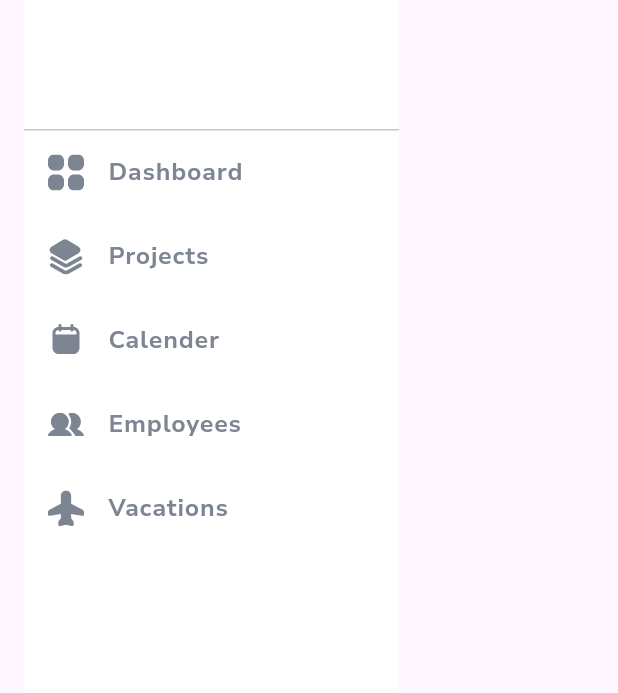
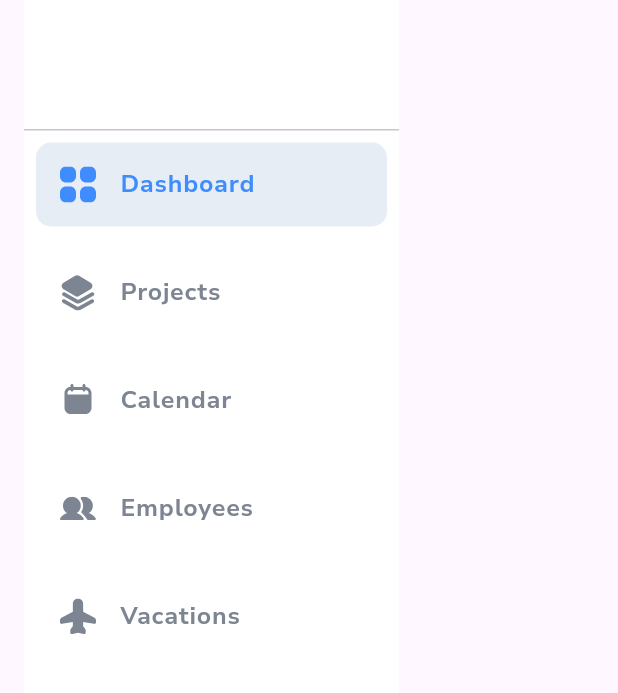
Before and after one commit to DevadathAR/CRM_system, a Flutter app: the AppDrawerWidget widget shown alone on an empty page, opened directly, on a phone screen of 412 x 824 dp, the part 135-828 px from its top. Run offline on Flutter 3.47's test engine with Material 3 defaults, Android fonts, the phone set to English and light mode, and no system bars; our stand-ins replace flutter_svg, velocity_x; project files that could hold a hidden picture were left out.

Commit message:
drawer path selection

```diff
--- /dev/null
+++ b/lib/src/features/dash_board/provider/dashboardProvider.dart
@@ -0,0 +1,12 @@
+import 'package:flutter/material.dart';
+
+class DashbordProvider extends ChangeNotifier {
+  String _selectedPath = 'Dashboard'; // Default selected page
+
+  String get selectedPath => _selectedPath;
+
+  void selectPath(String path) {
+    _selectedPath = path;
+    notifyListeners(); // Notify listeners of state changes
+  }
+}
--- a/lib/src/utilities/common_widget/drawer.dart
+++ b/lib/src/utilities/common_widget/drawer.dart
@@ -1,12 +1,14 @@
 import 'package:crm_system/src/features/dash_board/presentation/view/dashboard.dart';
+import 'package:crm_system/src/features/dash_board/provider/dashboardProvider.dart';
 import 'package:crm_system/src/features/employees/presentation/view/employees_page.dart';
 import 'package:crm_system/src/features/projects/presentation/view/projects_list.dart';
 import 'package:crm_system/src/features/vaccations/presentation/view/vacations.dart';
+import 'package:crm_system/src/utilities/image_path.dart';
+import 'package:flutter/material.dart';
+import 'package:provider/provider.dart';
+import 'package:flutter_svg/flutter_svg.dart';
 import 'package:crm_system/src/utilities/colors.dart';
-import 'package:crm_system/src/utilities/image_path.dart';
 import 'package:crm_system/src/utilities/text_style.dart';
-import 'package:flutter/material.dart';
-import 'package:flutter_svg/flutter_svg.dart';
 
 class AppDrawerWidget extends StatelessWidget {
   const AppDrawerWidget({super.key});
@@ -21,13 +23,10 @@ class AppDrawerWidget extends StatelessWidget {
           width: 250,
           backgroundColor: AppColors.white,
           child: Column(
-            // padding: EdgeInsets.zero,
             children: [
               DrawerHeader(
-
                 margin: const EdgeInsets.all(0),
                 decoration: const BoxDecoration(
-                  border: Border(),
                   color: Colors.white,
                 ),
                 child: Row(
@@ -61,7 +60,7 @@ class AppDrawerWidget extends StatelessWidget {
               _buildListTile(
                 context: context,
                 svgIcon: calendarGreySvg,
-                label: 'Calender',
+                label: 'Calendar',
                 path: 'Calender',
                 page: const VacationsPage(),
               ),
@@ -86,35 +85,50 @@ class AppDrawerWidget extends StatelessWidget {
     );
   }
 
-  // Helper method for ListTile
-  ListTile _buildListTile({
+  Widget _buildListTile({
     required BuildContext context,
     required Widget page,
     required String svgIcon,
     required String label,
     required String path,
   }) {
-    return ListTile(
+    final selectedPath =
+        context.watch<DashbordProvider>().selectedPath; // Get selected path
+    final isSelected =
+        selectedPath == path; // Check if the current item is selected
+
+    return Padding(
+      padding: const EdgeInsets.all(8.0),
+      child: ListTile(
+        tileColor: isSelected ? AppColors.backgroindGrey1 : AppColors.white,
         shape: const RoundedRectangleBorder(
-        borderRadius: BorderRadius.only(
-          topLeft: Radius.circular(25),
-          bottomLeft: Radius.circular(25),
-        ),
+          borderRadius: BorderRadius.all(Radius.circular(10)),
         ),
         leading: SvgPicture.asset(
           svgIcon,
           width: 24,
           height: 24,
-        color: AppColors.textGrey1, // Optional: Apply a color if needed
+          color:
+              isSelected ? AppColors.blue : AppColors.textGrey1, // Active color
         ),
         title: Text(
           label,
-        style: AppTextStyle.boldText(size: 16, color: AppColors.textGrey1),
+          style: AppTextStyle.boldText(
+            size: 16,
+            color: isSelected
+                ? AppColors.blue
+                : AppColors.textGrey1, // Active color
+          ),
         ),
         onTap: () {
-        Navigator.of(context)
-            .push(MaterialPageRoute(builder: (context) => page));
+          context
+              .read<DashbordProvider>()
+              .selectPath(path); // Update selected path
+          Navigator.of(context).push(
+            MaterialPageRoute(builder: (context) => page),
+          );
         },
+      ),
     );
   }
 }
```
Also changed, not shown: lib/main.dart (+10 -1 lines), lib/src/features/dash_board/provider/work.dart (deleted). Lines whose indentation alone changed are shown as unchanged.
